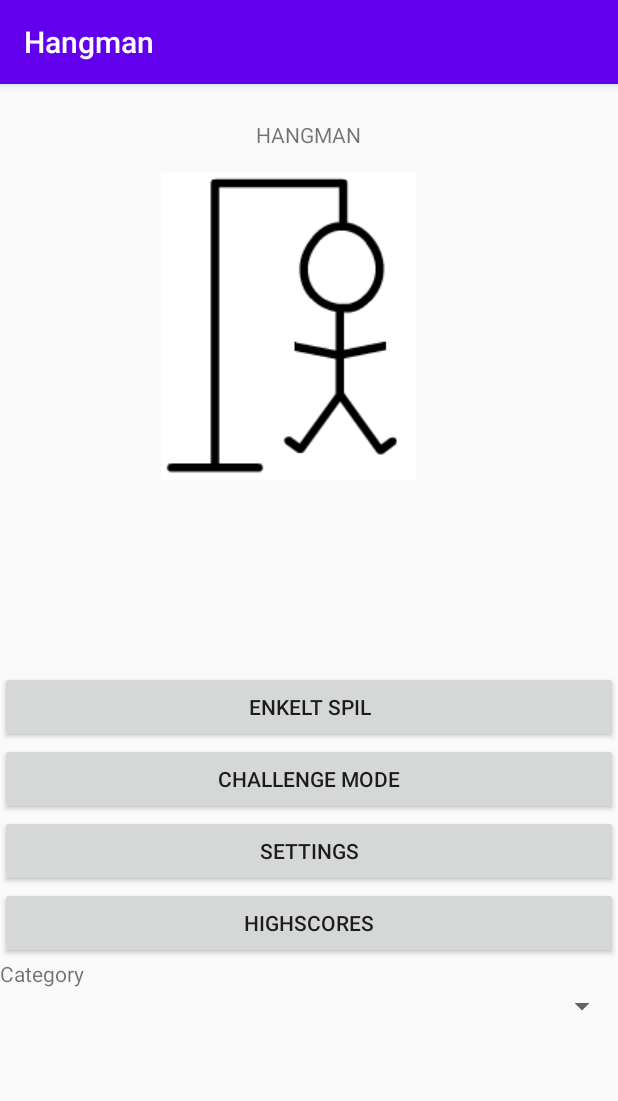
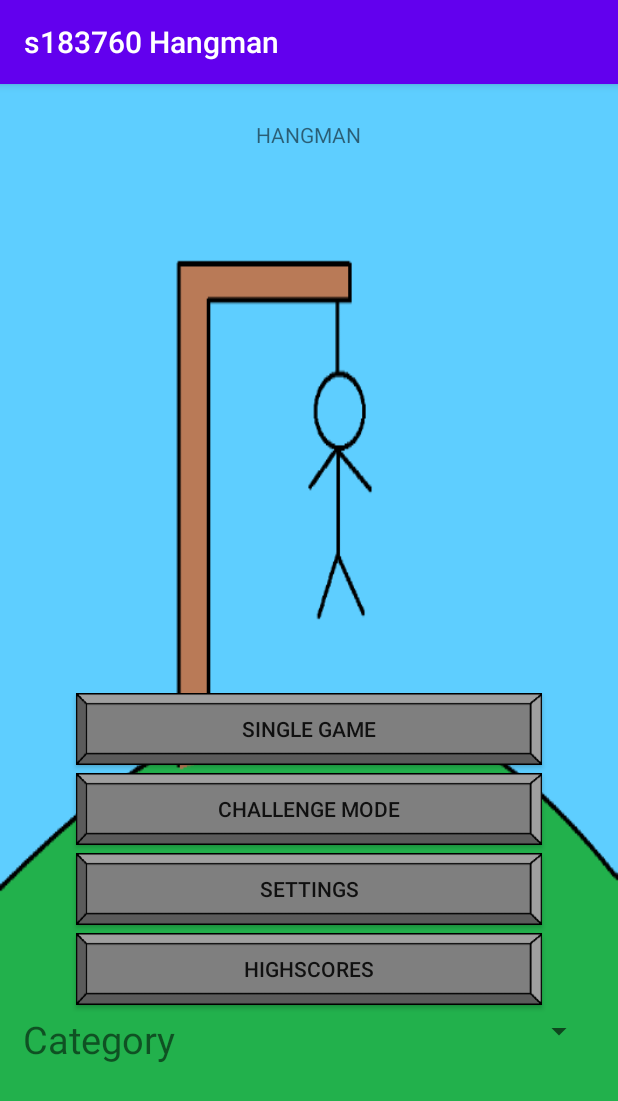
Before and after one commit to PeterRevsbech/Hangman, an Android app: the screen it shows after launch (MainActivity), on a phone screen of 412 x 824 dp. Shown: the top 1101 px of the screen. Run offline under Robolectric (Android 15) with nearby library versions, the phone set to English and light mode, and no system bars; network calls fail; 3 statements that could not run were skipped.

Commit message:
Har tilføjet en masse ny og bedre grafik.

```diff
--- a/app/src/main/res/layout/main_akt.xml
+++ b/app/src/main/res/layout/main_akt.xml
@@ -4,6 +4,7 @@
     xmlns:tools="http://schemas.android.com/tools"
     android:layout_width="match_parent"
     android:layout_height="match_parent"
+    android:background="@drawable/wrong7"
     tools:context=".view.MainActivity">
 
     <TextView
@@ -13,79 +14,94 @@
         android:layout_marginTop="24dp"
         android:layout_marginEnd="36dp"
         android:layout_marginRight="36dp"
-        android:layout_marginBottom="15dp"
+        android:layout_marginBottom="347dp"
         android:text="@string/titleText"
-        app:layout_constraintBottom_toTopOf="@+id/imageView"
-        app:layout_constraintEnd_toEndOf="@+id/imageView"
+        app:layout_constraintBottom_toTopOf="@+id/linearLayout"
+        app:layout_constraintEnd_toEndOf="@+id/Main_SettingsFragFL"
         app:layout_constraintTop_toTopOf="parent" />
 
-    <ImageView
-        android:id="@+id/imageView"
-        android:layout_width="wrap_content"
-        android:layout_height="wrap_content"
-        android:layout_marginStart="107dp"
-        android:layout_marginLeft="107dp"
-        android:layout_marginBottom="127dp"
-        android:src="@drawable/forkert6"
-        app:layout_constraintBottom_toTopOf="@+id/linearLayout"
-        app:layout_constraintStart_toStartOf="parent"
-        app:layout_constraintTop_toBottomOf="@+id/titleText" />
 
     <LinearLayout
         android:id="@+id/linearLayout"
         android:layout_width="0dp"
         android:layout_height="0dp"
         android:orientation="vertical"
+        android:padding="15dp"
+
         app:layout_constraintBottom_toBottomOf="parent"
         app:layout_constraintEnd_toEndOf="parent"
         app:layout_constraintStart_toStartOf="parent"
-        app:layout_constraintTop_toBottomOf="@+id/imageView">
+        app:layout_constraintTop_toBottomOf="@+id/titleText">
 
         <Button
             android:id="@+id/singleGameButton"
             android:layout_width="match_parent"
             android:layout_height="wrap_content"
+            android:layout_marginBottom="5dp"
+            android:layout_marginLeft="35dp"
+            android:layout_marginRight="35dp"
+            android:background="@drawable/fpbutton"
             android:text="@string/single_game" />
 
         <Button
             android:id="@+id/challengeModeButton"
             android:layout_width="match_parent"
             android:layout_height="wrap_content"
+            android:layout_marginBottom="5dp"
+            android:layout_marginLeft="35dp"
+            android:layout_marginRight="35dp"
+            android:background="@drawable/fpbutton"
             android:text="@string/challenge_mode" />
 
         <Button
             android:id="@+id/settingsButton"
             android:layout_width="match_parent"
             android:layout_height="wrap_content"
+            android:layout_marginBottom="5dp"
+            android:layout_marginLeft="35dp"
+            android:layout_marginRight="35dp"
+            android:background="@drawable/fpbutton"
             android:text="@string/settings" />
 
         <Button
             android:id="@+id/hsButton"
             android:layout_width="match_parent"
             android:layout_height="wrap_content"
+            android:layout_marginBottom="5dp"
+            android:layout_marginLeft="35dp"
+            android:layout_marginRight="35dp"
+            android:background="@drawable/fpbutton"
             android:text="@string/highscores" />
 
-        <TextView
-            android:id="@+id/MainCategoryText"
+        <LinearLayout
             android:layout_width="match_parent"
             android:layout_height="wrap_content"
-            android:text="@string/category" />
+            android:orientation="horizontal">
 
-        <Spinner
-            android:id="@+id/MainAktCategorySpinner"
-            android:layout_width="match_parent"
-            android:layout_height="wrap_content"
-           />
+            <TextView
+                android:id="@+id/MainCategoryText"
+                android:layout_width="0dp"
+                android:layout_height="wrap_content"
+                android:layout_weight="1"
+                android:text="@string/category"
+                android:textSize="25sp" />
+
+            <Spinner
+                android:id="@+id/MainAktCategorySpinner"
+                android:layout_width="0dp"
+                android:layout_height="wrap_content"
+                android:layout_weight="1" />
+        </LinearLayout>
+
 
     </LinearLayout>
 
     <FrameLayout
         android:id="@+id/Main_SettingsFragFL"
-        android:layout_width="0dp"
+        android:layout_width="277dp"
         android:layout_height="0dp"
         app:layout_constraintBottom_toBottomOf="parent"
-        app:layout_constraintEnd_toEndOf="@+id/imageView"
-        app:layout_constraintStart_toStartOf="parent"
+        app:layout_constraintStart_toStartOf="@+id/linearLayout"
         app:layout_constraintTop_toTopOf="parent">
 
     </FrameLayout>
--- a/app/src/main/res/values/colors.xml
+++ b/app/src/main/res/values/colors.xml
@@ -4,4 +4,6 @@
     <color name="colorPrimaryDark">#3700B3</color>
     <color name="colorAccent">#03DAC5</color>
     <color name="settings">#ffff0000</color>
+    <color name="black">#000000</color>
+
 </resources>
--- a/app/src/main/res/values/strings.xml
+++ b/app/src/main/res/values/strings.xml
@@ -1,4 +1,6 @@
 <resources>
+
+
     <!-- General-->
     <string name="yesSure">Yes. Exit game</string>
     <string name="no">No</string>
@@ -8,10 +10,10 @@
 
 
     <!-- Frontpage-->
-    <string name="app_name">Hangman</string>
+    <string name="app_name">s183760 Hangman</string>
     <string name="settings">Settings</string>
     <string name="highscores">Highscores</string>
-    <string name="single_game">Enkelt spil</string>
+    <string name="single_game">Single Game</string>
     <string name="titleText">HANGMAN</string>
     <string name="category">Category</string>
     <string name="challenge_mode">Challenge Mode</string>
```
Also changed, not shown: app/src/main/java/dk/revsbech/galgeleg/view/PlayAkt.java (+11 -10 lines), app/src/main/res/layout/hs_akt.xml (+26 -7 lines), app/src/main/res/layout/hsrecyclerelem.xml (+23 -8 lines), app/src/main/res/layout/play_akt.xml (+23 -30 lines), app/src/main/res/drawable-xxxhdpi/fpbutton.png (added), app/src/main/res/drawable-xxxhdpi/hsplaque.png (added), app/src/main/res/drawable-xxxhdpi/noose0.png (added), app/src/main/res/drawable-xxxhdpi/wrong0.png (added), app/src/main/res/drawable-xxxhdpi/wrong1.png (added), app/src/main/res/drawable-xxxhdpi/wrong2.png (added), app/src/main/res/drawable-xxxhdpi/wrong3.png (added), app/src/main/res/drawable-xxxhdpi/wrong4.png (added), app/src/main/res/drawable-xxxhdpi/wrong5.png (added), app/src/main/res/drawable-xxxhdpi/wrong6.png (added), 1 more files, 1 other file.
